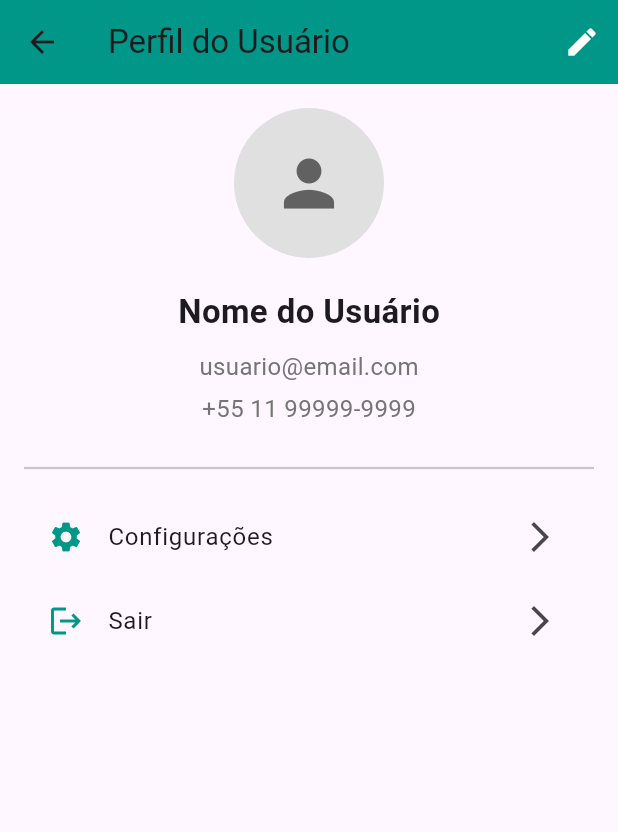
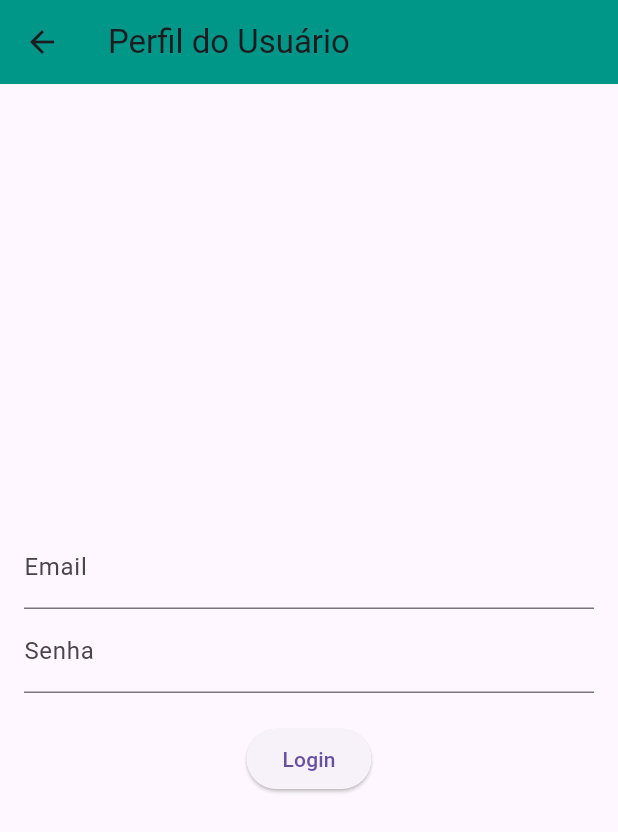
Before and after one commit to GabrielViniciusLCM/PerdiMeuPet, a Flutter app: the screen it shows after launch, after a tap on the "person" icon, on a phone screen of 412 x 824 dp. Shown: the top 832 px of the screen. Run offline on Flutter 3.47's test engine with Material 3 defaults, Android fonts, the phone set to English and light mode, and no system bars; accounts and stored records are empty; network calls fail.

Commit message:
feat: autenticacao com provider mockado

```diff
--- a/perdi_meu_pet/lib/main.dart
+++ b/perdi_meu_pet/lib/main.dart
@@ -1,9 +1,16 @@
 import 'package:flutter/material.dart';
 import 'package:perdi_meu_pet/screens/HomeScreen.dart';
+import 'package:provider/provider.dart';
+import 'usuario_provider.dart';
 // import './tabs/ProfileTab.dart';
 
 void main() {
-  runApp(FindMyPetApp());
+  runApp(
+    ChangeNotifierProvider(
+      create: (context) => UsuarioProvider(),
+      child: FindMyPetApp(),
+    ),
+  );
 }
 
 class FindMyPetApp extends StatelessWidget {
--- a/perdi_meu_pet/lib/models/Usuario.dart
+++ b/perdi_meu_pet/lib/models/Usuario.dart
@@ -4,10 +4,12 @@ class Usuario {
     required this.nome,
     required this.email,
     required this.telefone,
+    required this.senha,
   });
 
   final String id;
   final String nome;
   final String email;
   final String telefone;
+  final String senha;
 }
--- a/perdi_meu_pet/lib/screens/HomeScreen.dart
+++ b/perdi_meu_pet/lib/screens/HomeScreen.dart
@@ -4,6 +4,9 @@ import 'package:perdi_meu_pet/widgets/AddPostTab.dart';
 import 'package:perdi_meu_pet/widgets/FavoritesTab.dart';
 import 'package:perdi_meu_pet/widgets/FeedTab.dart';
 import 'package:perdi_meu_pet/widgets/ProfileTab.dart';
+import 'package:perdi_meu_pet/models/Usuario.dart';
+import 'package:provider/provider.dart';
+import 'package:perdi_meu_pet/usuario_provider.dart';
 
 // Mock de dados
 final List<Post> mockPosts = [
@@ -35,6 +38,7 @@ final List<Post> mockPosts = [
 class HomeScreen extends StatelessWidget {
   @override
   Widget build(BuildContext context) {
+    final usuarioProvider = Provider.of<UsuarioProvider>(context);
     return DefaultTabController(
       length: 3,
       child: Scaffold(
@@ -59,7 +63,11 @@ class HomeScreen extends StatelessWidget {
           children: <Widget>[
             Expanded(
               child: TabBarView(
-                children: [FeedTab(), AddPostTab(), FavoritesTab()],
+                children: [
+                  FeedTab(),
+                  usuarioProvider.isLoggedIn ? AddPostTab() : Center(child: Text('Faça login para adicionar um post.')),
+                  usuarioProvider.isLoggedIn ? FavoritesTab() : Center(child: Text('Faça login para ver favoritos.')),
+                ],
               ),
             ),
             Container(
@@ -81,3 +89,71 @@ class HomeScreen extends StatelessWidget {
     );
   }
 }
+    class ProfileTab extends StatelessWidget {
+    final TextEditingController emailController = TextEditingController();
+    final TextEditingController senhaController = TextEditingController();
+    @override
+    Widget build(BuildContext context) {
+      final usuarioProvider = Provider.of<UsuarioProvider>(context);
+      return Scaffold(
+        appBar: AppBar(
+          title: Text('Perfil do Usuário'),
+          backgroundColor: Colors.teal,
+        ),
+        body: Center(child: usuarioProvider.isLoggedIn ? _buildUserProfile(usuarioProvider) : _buildLoginForm(usuarioProvider),
+        ),
+      );
+    }
+  Widget _buildLoginForm(UsuarioProvider usuarioProvider) {
+    return Padding(
+      padding: const EdgeInsets.all(16.0),
+      child: Column(
+        mainAxisAlignment: MainAxisAlignment.center,
+        children: [
+          TextField(
+            controller: emailController,
+            decoration: InputDecoration(labelText: 'Email'),
+          ),
+          TextField(
+            controller: senhaController,
+            decoration: InputDecoration(labelText: 'Senha'),
+            obscureText: true,
+          ),
+          SizedBox(height: 20),
+          ElevatedButton(
+            onPressed: () {
+              usuarioProvider.login(emailController.text, senhaController.text);
+            },
+            child: Text('Login'),
+          ),
+        ],
+      ),
+    );
+  }
+  Widget _buildUserProfile(UsuarioProvider usuarioProvider) {
+    Usuario usuario = usuarioProvider.usuario!; // Obter usuário
+    return Column(
+      mainAxisAlignment: MainAxisAlignment.center,
+      children: [
+        CircleAvatar(
+          radius: 50,
+          child: Icon(Icons.person, size: 50),
+        ),
+        SizedBox(height: 10),
+        Text(usuario.nome, style: TextStyle(fontSize: 20)),
+        Text(usuario.email, style: TextStyle(color: Colors.grey)),
+        SizedBox(height: 20),
+        ElevatedButton(
+          onPressed: () {
+            usuarioProvider.logout(); // Chama o método de logout
+             // Volta para a tela anterior
+          },
+          child: Text('Sair'),
+          style: ElevatedButton.styleFrom(
+            backgroundColor: Colors.red, // Cor do botão
+          ),
+        ),
+      ],
+    );
+  }
+}
--- /dev/null
+++ b/perdi_meu_pet/lib/usuario_provider.dart
@@ -0,0 +1,32 @@
+import 'package:flutter/material.dart';
+import 'models/Usuario.dart';
+class UsuarioProvider with ChangeNotifier {
+  Usuario? _usuario;
+  // Lista de usuários mockados com senhas
+  final List<Usuario> _usuariosMockados = [
+    Usuario(id: '1', nome: 'Nome do Usuário 1', email: 'usuario1@email.com', telefone: '123456789', senha: 'senha1'),
+    Usuario(id: '2', nome: 'Nome do Usuário 2', email: 'usuario2@email.com', telefone: '987654321', senha: 'senha2'),
+    // Adicione mais usuários conforme necessário
+  ];
+  Usuario? get usuario => _usuario;
+  void login(String email, String senha) {
+    // Verifica se o email está na lista de usuários mockados
+    final usuarioMockado = _usuariosMockados.firstWhere(
+      (usuario) => usuario.email == email,
+      orElse: () => Usuario(id: '', nome: '', email: '', telefone: '', senha: ''),
+    );
+    // Verifica se a senha corresponde
+    if (usuarioMockado.senha == senha) {
+      _usuario = usuarioMockado;
+      notifyListeners();
+    } else {
+      // Aqui você pode adicionar lógica para tratar falhas de login
+      print('Login falhou: usuário não encontrado ou senha incorreta.');
+    }
+  }
+  void logout() {
+    _usuario = null;
+    notifyListeners();
+  }
+  bool get isLoggedIn => _usuario != null;
+}
--- a/perdi_meu_pet/pubspec.yaml
+++ b/perdi_meu_pet/pubspec.yaml
@@ -35,7 +35,7 @@ dependencies:
   # The following adds the Cupertino Icons font to your application.
   # Use with the CupertinoIcons class for iOS style icons.
   cupertino_icons: ^1.0.8
-
+  provider: ^6.0.0
 dev_dependencies:
   flutter_test:
     sdk: flutter
```
Also changed, not shown: perdi_meu_pet/pubspec.lock.
